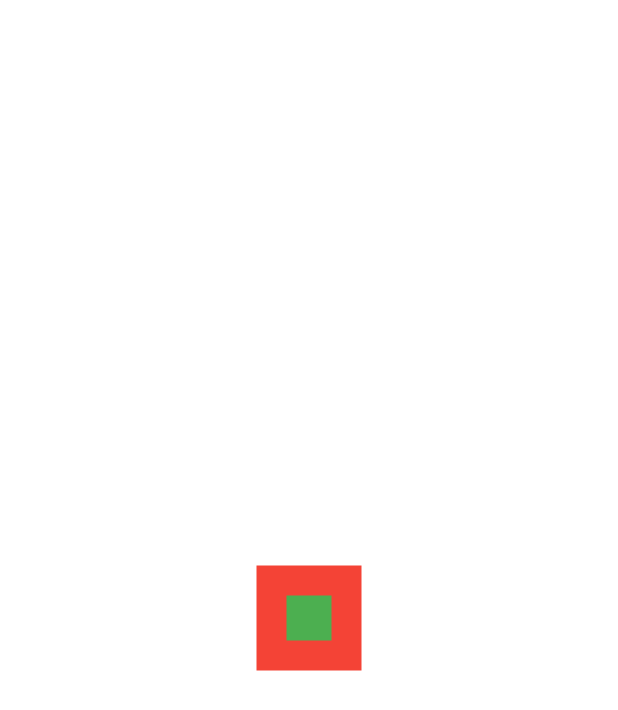
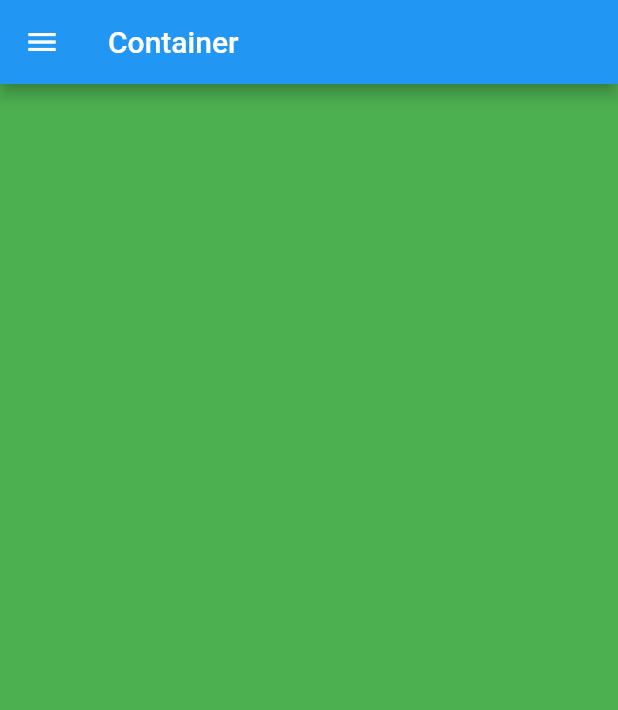
Before and after one commit to matheusEduardoTavares/FlutterResponsividade, a Flutter app: the screen it shows after launch, on a phone screen of 412 x 824 dp. Shown: the top 710 px of the screen. Run offline on Flutter 3.47's test engine with Material 2 defaults, Android fonts, the phone set to English and light mode, and no system bars; our stand-ins replace device_preview.

Commit message:
Aula 13 - Constraints na Pratica - Parte 2 - finalizada

```diff
--- a/secao3/lib/main.dart
+++ b/secao3/lib/main.dart
@@ -1,66 +1,10 @@
 import 'package:flutter/material.dart';
+import 'package:secao3/utils/pages_definition.dart';
 
 void main() => runApp(
   MaterialApp(
-    title: '',
-    home: Home(),
+    title: 'Responsividade',
+    routes: PagesDefinition.pagesName,
+    initialRoute: PagesDefinition.homePage,
   ),
 );
-
-class Home extends StatefulWidget {
-  @override
-  _HomeState createState() => _HomeState();
-}
-
-class _HomeState extends State<Home> {
-  // static final _size = double.infinity;
-  // static final _size = 50.0;
-  static final _size = null;
-
-  Widget _getContainer({
-    Widget child,
-    Color color,
-    double size,
-    EdgeInsets padding,
-  }) => Container(
-    color: color ?? Colors.green,
-    height: size ?? _size,
-    width: size ?? _size,
-    child: child,
-    padding: padding,
-  );
-
-  final _isWrapWithCenter = false;
-  final _isWrapWithAlign = false;
-  final _isWrapperWithContainer = true;
-
-  @override
-  Widget build(BuildContext context) {
-    if (_isWrapWithCenter) {
-      return Center(
-        child: _getContainer(),
-      );
-    }
-    else if (_isWrapWithAlign) {
-      return Align(
-        alignment: Alignment.bottomRight,
-        child: _getContainer(),
-      );
-    }
-    else if (_isWrapperWithContainer) {
-      return Center(
-        child: _getContainer(
-          padding: const EdgeInsets.all(20.0),
-          color: Colors.red,
-          child: Container(
-            color: Colors.green,
-            width: 30,
-            height: 30,
-          ),
-        ),
-      );
-    }
-
-    return _getContainer();
-  }
-}
--- /dev/null
+++ b/secao3/lib/pages/home_page/home_page.dart
@@ -0,0 +1,70 @@
+import 'package:flutter/material.dart';
+import 'package:secao3/components/custom_drawer/custom_drawer.dart';
+
+class HomePage extends StatefulWidget {
+  @override
+  _HomePageState createState() => _HomePageState();
+}
+
+class _HomePageState extends State<HomePage> {
+  // static final _size = double.infinity;
+  // static final _size = 50.0;
+  static final _size = null;
+
+  Widget _getContainer({
+    Widget child,
+    Color color,
+    double size,
+    EdgeInsets padding,
+  }) => Container(
+    color: color ?? Colors.green,
+    height: size ?? _size,
+    width: size ?? _size,
+    child: child,
+    padding: padding,
+  );
+
+  final _isWrapWithCenter = false;
+  final _isWrapWithAlign = false;
+  final _isWrapperWithContainer = false;
+  final _isShowDrawer = true;
+
+  @override
+  Widget build(BuildContext context) {
+    if (_isWrapWithCenter) {
+      return Center(
+        child: _getContainer(),
+      );
+    }
+    else if (_isWrapWithAlign) {
+      return Align(
+        alignment: Alignment.bottomRight,
+        child: _getContainer(),
+      );
+    }
+    else if (_isWrapperWithContainer) {
+      return Center(
+        child: _getContainer(
+          padding: const EdgeInsets.all(20.0),
+          color: Colors.red,
+          child: Container(
+            color: Colors.green,
+            width: 30,
+            height: 30,
+          ),
+        ),
+      );
+    }
+    else if (_isShowDrawer) {
+      return Scaffold(
+        drawer: CustomDrawer(),
+        appBar: AppBar(
+          title: const Text('Container'),
+        ),
+        body: _getContainer(),
+      );
+    }
+
+    return _getContainer();
+  }
+}
```
Also changed, not shown: secao3/lib/components/custom_drawer/custom_drawer.dart (added, +38 -0 lines), secao3/lib/models/pages_definition/pages_definition_model.dart (added, +13 -0 lines), secao3/lib/pages/constraints_page/constraints_page.dart (added, +128 -0 lines), secao3/lib/utils/pages_definition.dart (added, +27 -0 lines).
